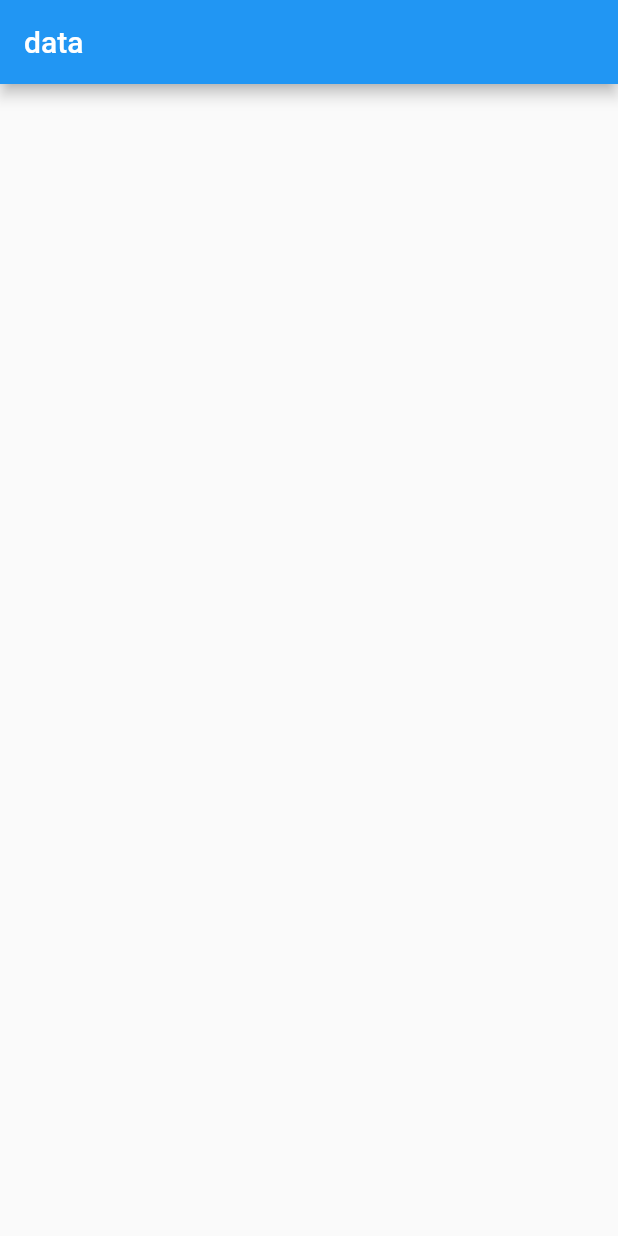
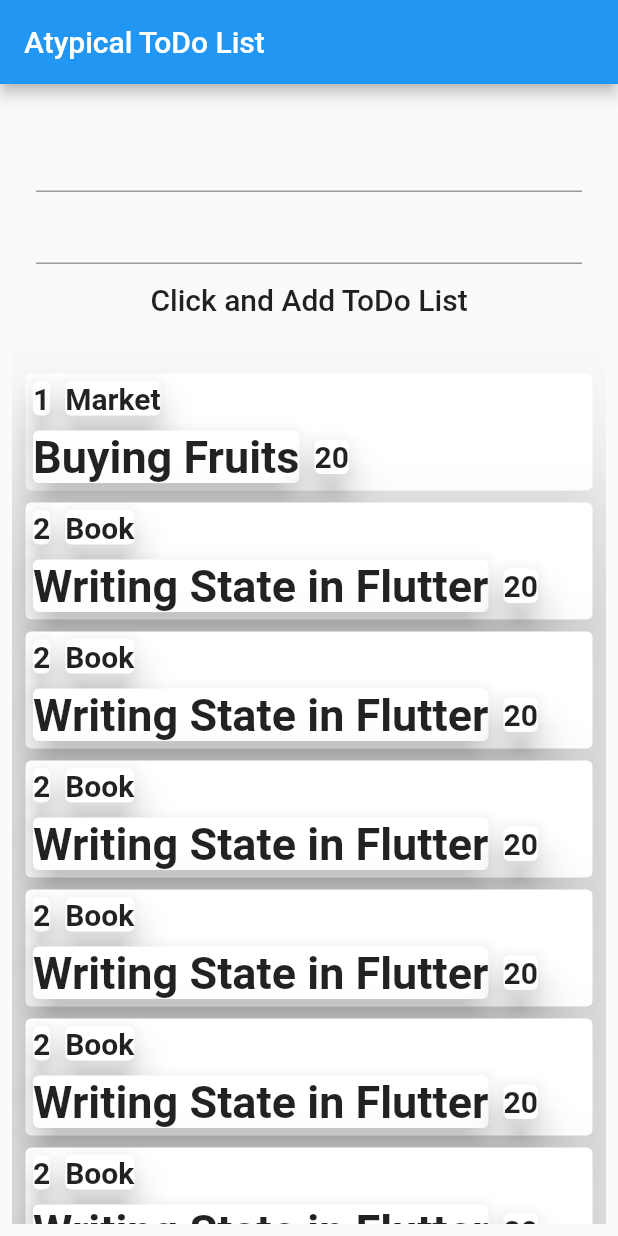
Before and after one commit to sanjibsinha/atypical_todo_list, a Flutter app: the screen it shows after launch, on a phone screen of 412 x 824 dp. Run offline on Flutter 3.47's test engine with Material 2 defaults, Android fonts, the light colour scheme and no system bars.

Commit message:
confused row and column

```diff
--- /dev/null
+++ b/lib/controllers/my_custom_form.dart
@@ -0,0 +1,41 @@
+import 'package:flutter/material.dart';
+
+// Define a custom Form widget.
+class MyCustomForm extends StatefulWidget {
+  @override
+  _MyCustomFormState createState() => _MyCustomFormState();
+}
+
+// Define a corresponding State class.
+// This class holds data related to the Form.
+class _MyCustomFormState extends State<MyCustomForm> {
+  @override
+  Widget build(BuildContext context) {
+    return Padding(
+      padding: const EdgeInsets.all(16.0),
+      child: Column(
+        children: <Widget>[
+          TextField(
+            onChanged: (textOne) {
+              print("First text field: $textOne");
+            },
+          ),
+          TextField(
+            onChanged: (textTwo) {
+              print("First text field: $textTwo");
+            },
+          ),
+          TextButton(
+            onPressed: () {
+              print('object');
+            },
+            child: new Text(
+              'Click and Add ToDo List',
+              style: Theme.of(context).textTheme.headline6,
+            ),
+          ),
+        ],
+      ),
+    );
+  }
+}
--- /dev/null
+++ b/lib/controllers/text_field_container.dart
@@ -0,0 +1,19 @@
+import 'package:flutter/material.dart';
+
+class TextFieldContainer extends StatelessWidget {
+  const TextFieldContainer({
+    Key key,
+  }) : super(key: key);
+
+  @override
+  Widget build(BuildContext context) {
+    return Container(
+      margin: EdgeInsets.all(20),
+      padding: EdgeInsets.all(20),
+      width: 50,
+      height: 50,
+      color: Colors.white,
+      child: TextFormField(),
+    );
+  }
+}
--- a/lib/main.dart
+++ b/lib/main.dart
@@ -1,45 +1,6 @@
+import 'views/main_view.dart';
 import 'package:flutter/material.dart';
 
 void main() {
   runApp(MyApp());
 }
-
-class MyApp extends StatelessWidget {
-  // This widget is the root of your application.
-  @override
-  Widget build(BuildContext context) {
-    return MaterialApp(
-      title: 'Flutter Demo',
-      debugShowCheckedModeBanner: false,
-      theme: ThemeData(
-        primarySwatch: Colors.blue,
-      ),
-      home: MyHomePage(),
-    );
-  }
-}
-
-class MyHomePage extends StatelessWidget {
-  const MyHomePage({Key key}) : super(key: key);
-
-  @override
-  Widget build(BuildContext context) {
-    return Scaffold(
-      appBar: AppBar(
-        title: Text('data'),
-      ),
-      body: FirstPage(),
-    );
-  }
-}
-
-class FirstPage extends StatelessWidget {
-  const FirstPage({Key key}) : super(key: key);
-
-  @override
-  Widget build(BuildContext context) {
-    return Container(
-      child: ListView(),
-    );
-  }
-}
--- /dev/null
+++ b/lib/models/to_do.dart
@@ -0,0 +1,13 @@
+class ToDo {
+  final int id;
+  final String title;
+  final String task;
+  final DateTime date;
+
+  ToDo({
+    this.id,
+    this.title,
+    this.task,
+    this.date,
+  });
+}
--- /dev/null
+++ b/lib/views/first_page.dart
@@ -0,0 +1,142 @@
+import 'package:flutter/material.dart';
+import '/controllers/my_custom_form.dart';
+import '/models/to_do.dart';
+
+class FirstPageParent extends StatelessWidget {
+  const FirstPageParent({Key key}) : super(key: key);
+
+  @override
+  Widget build(BuildContext context) {
+    return Padding(
+      padding: const EdgeInsets.all(8.0),
+      child: ListView(
+        children: [
+          MyCustomForm(),
+          FirstPage(),
+        ],
+      ),
+    );
+  }
+}
+
+class FirstPage extends StatelessWidget {
+  const FirstPage({Key key}) : super(key: key);
+
+  @override
+  Widget build(BuildContext context) {
+    final List<ToDo> todoList = [
+      ToDo(
+        id: 1,
+        title: 'Market',
+        task: 'Buying Fruits',
+        date: DateTime.now(),
+      ),
+      ToDo(
+        id: 2,
+        title: 'Book',
+        task: 'Writing State in Flutter',
+        date: DateTime.now(),
+      ),
+      ToDo(
+        id: 2,
+        title: 'Book',
+        task: 'Writing State in Flutter',
+        date: DateTime.now(),
+      ),
+      ToDo(
+        id: 2,
+        title: 'Book',
+        task: 'Writing State in Flutter',
+        date: DateTime.now(),
+      ),
+      ToDo(
+        id: 2,
+        title: 'Book',
+        task: 'Writing State in Flutter',
+        date: DateTime.now(),
+      ),
+      ToDo(
+        id: 2,
+        title: 'Book',
+        task: 'Writing State in Flutter',
+        date: DateTime.now(),
+      ),
+      ToDo(
+        id: 2,
+        title: 'Book',
+        task: 'Writing State in Flutter',
+        date: DateTime.now(),
+      ),
+    ];
+    return Padding(
+      padding: EdgeInsets.all(
+        5.0,
+      ),
+      child: Wrap(
+        children: todoList.map(
+          (e) {
+            return Card(
+              elevation: 40,
+              child: Column(
+                children: [
+                  Row(
+                    children: [
+                      Card(
+                        elevation: 10,
+                        margin: EdgeInsets.all(5),
+                        child: Text(
+                          e.id.toString(),
+                          style: TextStyle(
+                            fontSize: 20,
+                            fontWeight: FontWeight.bold,
+                          ),
+                        ),
+                      ),
+                      Card(
+                        elevation: 10,
+                        margin: EdgeInsets.all(5),
+                        child: Text(
+                          e.title,
+                          style: TextStyle(
+                            fontSize: 20,
+                            fontWeight: FontWeight.bold,
+                          ),
+                        ),
+                      ),
+                    ],
+                  ),
+                  Row(
+                    children: [
+                      Card(
+                        elevation: 10,
+                        margin: EdgeInsets.all(5),
+                        child: Text(
+                          e.task,
+                          style: TextStyle(
+                            fontSize: 30,
+                            fontWeight: FontWeight.bold,
+                          ),
+                        ),
+                      ),
+                      Card(
+                        elevation: 10,
+                        margin: EdgeInsets.all(5),
+                        child: Text(
+                          e.date.day.toString(),
+                          style: TextStyle(
+                            fontSize: 20,
+                            fontWeight: FontWeight.bold,
+                          ),
+                        ),
+                      ),
+                    ],
+                  ),
+                ],
+              ),
+            );
+          },
+        ).toList(),
+      ),
+    );
+  }
+}
--- /dev/null
+++ b/lib/views/main_view.dart
@@ -0,0 +1,31 @@
+import 'package:flutter/material.dart';
+import 'first_page.dart';
+
+class MyApp extends StatelessWidget {
+  // This widget is the root of your application.
+  @override
+  Widget build(BuildContext context) {
+    return MaterialApp(
+      title: 'Flutter Demo',
+      debugShowCheckedModeBanner: false,
+      theme: ThemeData(
+        primarySwatch: Colors.blue,
+      ),
+      home: MyHomePage(),
+    );
+  }
+}
+
+class MyHomePage extends StatelessWidget {
+  const MyHomePage({Key key}) : super(key: key);
+
+  @override
+  Widget build(BuildContext context) {
+    return Scaffold(
+      appBar: AppBar(
+        title: Text('Atypical ToDo List'),
+      ),
+      body: FirstPageParent(),
+    );
+  }
+}
```
Also changed, not shown: 1 other file.
